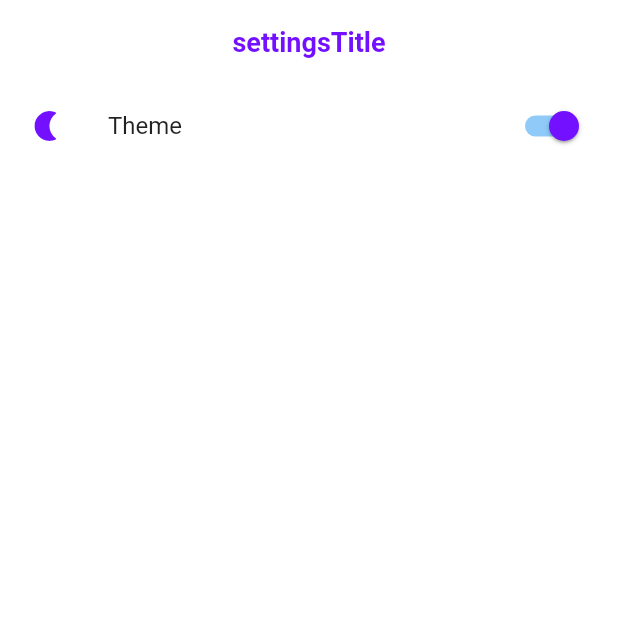
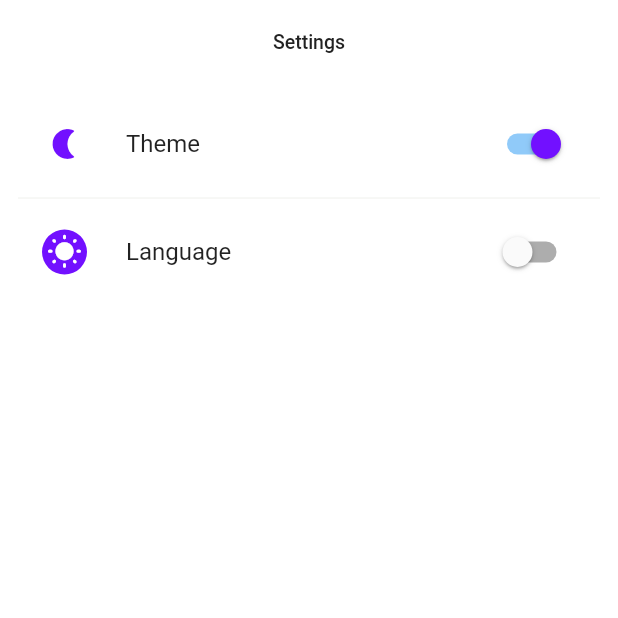
Before and after one commit to fadyZaherEng/RichChatCopilot, a Flutter app: the SettingsScreen screen opened by its route, after a tap on "Theme", on a phone screen of 412 x 824 dp, the top half of it. Run offline on Flutter 3.47's test engine with Material 3 defaults, Android fonts, the phone set to English and light mode, and no system bars; our stand-ins replace bloc, device_preview, dio, flutter_bloc, flutter_svg, get_it and 3 more; missing offline and left inert: chucker_flutter; accounts and stored records are empty; Roboto replaces fonts that are missing (Montserrat).

Commit message:
theme and lang

```diff
--- a/lib/l10n/intl_ar.arb
+++ b/lib/l10n/intl_ar.arb
@@ -1,5 +1,9 @@
 {
   "appTitle":"محادثة رسمية من نوع Copilot",
-  "Rich Chat Copilot - Powered by":"محادثة رسمية من نوع Copilot - تم التشغيل من قبل"
-
+  "Rich Chat Copilot - Powered by":"محادثة رسمية من نوع Copilot - تم التشغيل من قبل",
+  "home":"الصفحة الرئيسية",
+  "settings":"الاعدادات",
+  "theme":"المظهر",
+  "language":"اللغة",
+  "welcomeMessage":"مرحبا بك في محادثة رسمية من نوع Copilot"
 }
--- a/lib/l10n/intl_en.arb
+++ b/lib/l10n/intl_en.arb
@@ -1,4 +1,9 @@
 {
   "appTitle": "Rich Chat Copilot",
-  "Rich Chat Copilot - Powered by OpenAI": "Rich Chat Copilot - Powered by OpenAI"
+  "Rich Chat Copilot - Powered by OpenAI": "Rich Chat Copilot - Powered by OpenAI",
+  "home": "Home",
+  "settings": "Settings",
+  "theme": "Theme",
+  "language": "Language",
+  "welcomeMessage": "Welcome to the Copilot Chatbot. What would you like to chat about?"
 }
--- a/lib/lib/src/config/routes/routes_manager.dart
+++ b/lib/lib/src/config/routes/routes_manager.dart
@@ -1,5 +1,6 @@
 import 'package:flutter/material.dart';
 import 'package:rich_chat_copilot/lib/src/presentation/screens/home/home_screen.dart';
+import 'package:rich_chat_copilot/lib/src/presentation/screens/main/main_screen.dart';
 import 'package:rich_chat_copilot/lib/src/presentation/screens/settings/settings_screen.dart';
 import 'package:rich_chat_copilot/lib/src/presentation/screens/splash/splash_screen.dart';
 
@@ -9,6 +10,7 @@ class Routes {
   static const String signIn = "/signIn";
   static const String homeScreen = "/homeScreen";
   static const String settingsScreen = "/settingsScreen";
+  static const String mainScreen = "/mainScreen";
 }
 
 class RoutesManager {
@@ -29,6 +31,8 @@ class RoutesManager {
         return _materialRoute(const HomeScreen());
       case Routes.settingsScreen:
         return _materialRoute(const SettingsScreen());
+      case Routes.mainScreen:
+        return _materialRoute(const MainScreen());
       default:
         return _materialRoute(const SplashScreen());
     }
--- a/lib/lib/src/di/bloc_injector.dart
+++ b/lib/lib/src/di/bloc_injector.dart
@@ -9,5 +9,8 @@ Future<void> initializeBlocDependencies() async {
         injector(),
         injector(),
       ));
-  injector.registerFactory<SettingsBloc>(() => SettingsBloc(injector()));
+  injector.registerFactory<SettingsBloc>(() => SettingsBloc(
+        injector(),
+        injector(),
+      ));
 }
--- a/lib/lib/src/presentation/blocs/settings/settings_bloc.dart
+++ b/lib/lib/src/presentation/blocs/settings/settings_bloc.dart
@@ -4,6 +4,7 @@ import 'package:bloc/bloc.dart';
 import 'package:meta/meta.dart';
 import 'package:rich_chat_copilot/lib/src/core/utils/constants.dart';
 import 'package:rich_chat_copilot/lib/src/di/data_layer_injector.dart';
+import 'package:rich_chat_copilot/lib/src/domain/usecase/set_language_use_case.dart';
 import 'package:rich_chat_copilot/lib/src/domain/usecase/set_theme_use_case.dart';
 
 part 'settings_event.dart';
@@ -12,21 +13,26 @@ part 'settings_state.dart';
 
 class SettingsBloc extends Bloc<SettingsEvent, SettingsState> {
   final SetThemeUseCase _setThemeUseCase;
+  final SetLanguageUseCase _setLanguageUseCase;
+
   SettingsBloc(
     this._setThemeUseCase,
-      ) : super(SettingsInitial()) {
+    this._setLanguageUseCase,
+  ) : super(SettingsInitial()) {
     on<ChangeLanguageEvent>(_onChangeLanguageEvent);
     on<ChangeThemeEvent>(_onChangeThemeEvent);
   }
 
   FutureOr<void> _onChangeLanguageEvent(
-      ChangeLanguageEvent event, Emitter<SettingsState> emit)async {
-
+      ChangeLanguageEvent event, Emitter<SettingsState> emit) async {
+    await _setLanguageUseCase(event.language);
+    emit(ChangeLanguageSuccess());
   }
 
   FutureOr<void> _onChangeThemeEvent(
-      ChangeThemeEvent event, Emitter<SettingsState> emit)async {
-    await _setThemeUseCase(event.isDarkTheme ? Constants.dark : Constants.light);
+      ChangeThemeEvent event, Emitter<SettingsState> emit) async {
+    await _setThemeUseCase(
+        event.isDarkTheme ? Constants.dark : Constants.light);
     emit(ChangeThemeSuccess());
   }
 }
--- /dev/null
+++ b/lib/lib/src/presentation/screens/main/main_screen.dart
@@ -0,0 +1,66 @@
+import 'package:flutter/material.dart';
+import 'package:rich_chat_copilot/generated/l10n.dart';
+import 'package:rich_chat_copilot/lib/src/config/theme/color_schemes.dart';
+import 'package:rich_chat_copilot/lib/src/core/base/widget/base_stateful_widget.dart';
+import 'package:rich_chat_copilot/lib/src/presentation/screens/home/home_screen.dart';
+import 'package:rich_chat_copilot/lib/src/presentation/screens/settings/settings_screen.dart';
+
+class MainScreen extends BaseStatefulWidget {
+  const MainScreen({super.key});
+
+  @override
+  BaseState<MainScreen> baseCreateState() => _MainScreenState();
+}
+
+class _MainScreenState extends BaseState<MainScreen> {
+  final List<Widget> _screens = [
+    const HomeScreen(),
+    const SettingsScreen(),
+  ];
+  int _selectedIndex = 0;
+
+  @override
+  Widget baseBuild(BuildContext context) {
+    return Scaffold(
+      appBar: AppBar(
+        title: Text(S.of(context).appTitle),
+      ),
+      body: _screens[_selectedIndex],
+      bottomNavigationBar: BottomNavigationBar(
+        items: <BottomNavigationBarItem>[
+          BottomNavigationBarItem(
+            icon: const Icon(Icons.home),
+            label: S.of(context).home,
+          ),
+          BottomNavigationBarItem(
+            icon: const Icon(Icons.settings),
+            label: S.of(context).settings,
+          ),
+        ],
+        currentIndex: _selectedIndex,
+        selectedItemColor:ColorSchemes.primary,
+        selectedIconTheme:  IconThemeData(color: ColorSchemes.primary),
+        unselectedItemColor: ColorSchemes.gray,
+        backgroundColor: ColorSchemes.white,
+        onTap: _onItemTapped,
+        showSelectedLabels: true,
+        showUnselectedLabels: true,
+        type: BottomNavigationBarType.fixed,
+        unselectedLabelStyle: Theme.of(context)
+            .textTheme
+            .labelLarge!
+            .copyWith(color: ColorSchemes.iconBackGround),
+        selectedLabelStyle: Theme.of(context)
+            .textTheme
+            .labelLarge!
+            .copyWith(color: ColorSchemes.primary),
+
+      ),
+    );
+  }
+  void _onItemTapped(int index) {
+    setState(() {
+      _selectedIndex = index;
+    });
+  }
+}
--- a/lib/lib/src/presentation/screens/settings/settings_screen.dart
+++ b/lib/lib/src/presentation/screens/settings/settings_screen.dart
@@ -1,10 +1,12 @@
 import 'package:flutter/material.dart';
 import 'package:flutter_bloc/flutter_bloc.dart';
+import 'package:rich_chat_copilot/generated/l10n.dart';
+import 'package:rich_chat_copilot/lib/src/config/theme/color_schemes.dart';
 import 'package:rich_chat_copilot/lib/src/core/base/widget/base_stateful_widget.dart';
 import 'package:rich_chat_copilot/lib/src/core/utils/constants.dart';
 import 'package:rich_chat_copilot/lib/src/di/data_layer_injector.dart';
+import 'package:rich_chat_copilot/lib/src/domain/usecase/get_language_use_case.dart';
 import 'package:rich_chat_copilot/lib/src/domain/usecase/get_theme_use_case.dart';
-import 'package:rich_chat_copilot/lib/src/domain/usecase/set_theme_use_case.dart';
 import 'package:rich_chat_copilot/lib/src/presentation/blocs/settings/settings_bloc.dart';
 import 'package:rich_chat_copilot/lib/src/presentation/widgets/custom_switch_widget.dart';
 import 'package:rich_chat_copilot/lib/src/presentation/widgets/restart_widget.dart';
@@ -18,6 +20,7 @@ class SettingsScreen extends BaseStatefulWidget {
 
 class _SettingsScreenState extends BaseState<SettingsScreen> {
   bool isDarkMode = false;
+  bool isArabic = false;
 
   SettingsBloc get _bloc => BlocProvider.of<SettingsBloc>(context);
 
@@ -25,25 +28,35 @@ class _SettingsScreenState extends BaseState<SettingsScreen> {
   void didChangeDependencies() async {
     super.didChangeDependencies();
     isDarkMode = GetThemeUseCase(injector())();
+    isArabic = GetLanguageUseCase(injector())() == Constants.ar;
   }
 
   @override
   Widget baseBuild(BuildContext context) {
     return BlocConsumer<SettingsBloc, SettingsState>(
       listener: (context, state) {
-      if (state is ChangeThemeEvent) {
+        if (state is ChangeThemeSuccess) {
+          RestartWidget.restartApp(context);
+        }else if (state is ChangeLanguageSuccess) {
           RestartWidget.restartApp(context);
         }
-    }, builder: (context, state) {
+      },
+      builder: (context, state) {
         return Scaffold(
           appBar: AppBar(
             title: Text(
-              "settingsTitle",
-              style: Theme.of(context).textTheme.titleLarge,
+              S.of(context).settings,
+              style: Theme.of(context).textTheme.bodyMedium?.copyWith(
+                color: ColorSchemes.black,
               ),
             ),
-          body: SingleChildScrollView(
+          ),
+          body: Padding(
+            padding: const EdgeInsets.all(12.0),
+            child: SingleChildScrollView(
               child: Column(
+                mainAxisAlignment: MainAxisAlignment.start,
+                crossAxisAlignment: CrossAxisAlignment.start,
                 children: [
                   CustomSwitchWidget(
                     value: isDarkMode,
@@ -53,11 +66,27 @@ class _SettingsScreenState extends BaseState<SettingsScreen> {
                         isDarkMode = value;
                       });
                     },
-                  title: "Theme",
+                    title: S.of(context).theme,
+                  ),
+                   const Divider(
+                    color: ColorSchemes.moreDivider
+                  ),
+                  CustomSwitchWidget(
+                    value: isArabic,
+                    onChanged: (bool value) {
+                      _bloc.add(ChangeLanguageEvent(language: value?Constants.ar:Constants.en));
+                      setState(() {
+                        isArabic = value;
+                      });
+                    },
+                    title: S.of(context).language,
                   ),
                 ],
               ),
-          ));
-    });
+            ),
+          ),
+        );
+      },
+    );
   }
 }
```
Also changed, not shown: lib/lib/src/presentation/screens/home/home_screen.dart (+17 -7 lines), lib/lib/src/presentation/screens/splash/splash_screen.dart (+83 -75 lines), lib/generated/intl/messages_ar.dart, lib/generated/intl/messages_en.dart, lib/generated/l10n.dart. Lines whose indentation alone changed are shown as unchanged.
